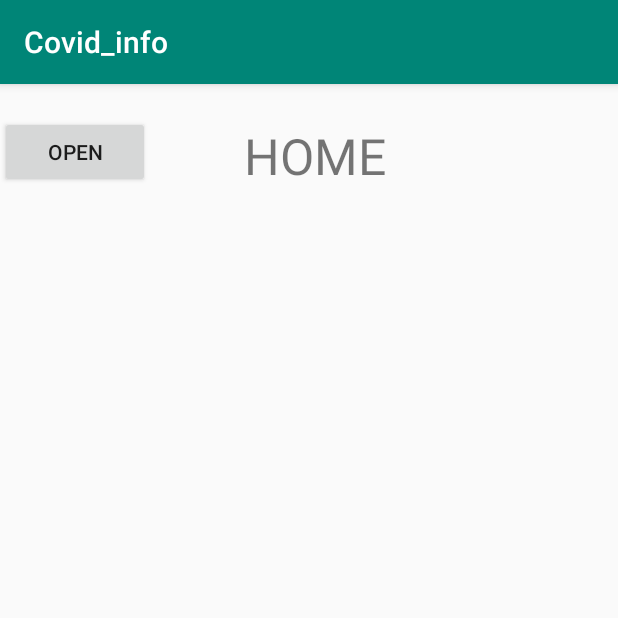
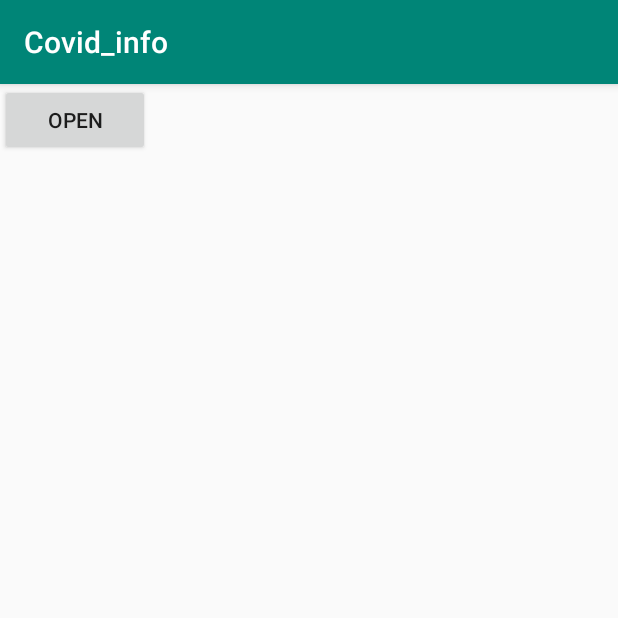
Before and after one commit to blackarea/covid-19_info, an Android app: the screen it shows after launch (MainActivity), on a phone screen of 412 x 824 dp, the top half of it. Run offline under Robolectric (Android 15) with nearby library versions, the phone set to English and light mode, and no system bars.

Commit message:
Revert "no message"
This reverts commit 427a58b3de28d51c38993a0775a3853fbbb95162.

```diff
--- a/app/src/main/java/com/example/covid_info/MainActivity.java
+++ b/app/src/main/java/com/example/covid_info/MainActivity.java
@@ -5,7 +5,6 @@ import android.os.Bundle;
 import android.view.MotionEvent;
 import android.view.View;
 import android.widget.Button;
-import android.widget.Toast;
 
 import androidx.annotation.NonNull;
 import androidx.appcompat.app.AppCompatActivity;
@@ -13,9 +12,9 @@ import androidx.drawerlayout.widget.DrawerLayout;
 
 public class MainActivity extends AppCompatActivity {
 
-    Button btn_map,btn_situation,btn_info,btn_med,btn_foreign,btn_notice;   //버튼 변수 설정
-    DrawerLayout drawerLayout;  //DrawerLayout 변수설정
-    View drawerView;    //drawerView 변수 설정
+    private Button btn_map,btn_situation,btn_info,btn_med,btn_foreign,btn_notice;   //버튼 변수 설정
+    private DrawerLayout drawerLayout;  //DrawerLayout 변수설정
+    private View drawerView;    //drawerView 변수 설정
     @Override
     protected void onCreate(Bundle savedInstanceState) {
         super.onCreate(savedInstanceState);
@@ -40,58 +39,46 @@ public class MainActivity extends AppCompatActivity {
             }
         });//btn_close id가 있는 버튼을 입력했을떄 일어나는 일 설정
 
-        btn_map=(Button)findViewById(R.id.btn_map);
+        btn_map=findViewById(R.id.btn_map);
         btn_map.setOnClickListener(new View.OnClickListener() {
             @Override
             public void onClick(View v) {
-                Toast.makeText(getApplicationContext(),"moved successful",Toast.LENGTH_SHORT).show();
                 Intent intent = new Intent(MainActivity.this,MapActivity.class);
-                startActivity(intent);
             }
         });//btn_map id가 있는 버튼 입력시 MapActivity로 이동
         btn_situation=findViewById(R.id.btn_situation);
         btn_situation.setOnClickListener(new View.OnClickListener() {
             @Override
             public void onClick(View v) {
-                Toast.makeText(getApplicationContext(),"moved successful",Toast.LENGTH_SHORT).show();
                 Intent intent = new Intent(MainActivity.this,SituationActivity.class);
-                startActivity(intent);
             }
         });//btn_situation id가 있는 버튼 입력시 SituationActivity로 이동
         btn_info=findViewById(R.id.btn_info);
         btn_info.setOnClickListener(new View.OnClickListener() {
             @Override
             public void onClick(View v) {
-                Toast.makeText(getApplicationContext(),"moved successful",Toast.LENGTH_SHORT).show();
                 Intent intent = new Intent(MainActivity.this,InfoActivity.class);
-                startActivity(intent);
             }
         });//btn_info id가 있는 버튼 입력시 InfoActivity로 이동
         btn_med=findViewById(R.id.btn_med);
         btn_med.setOnClickListener(new View.OnClickListener() {
             @Override
             public void onClick(View v) {
-                Toast.makeText(getApplicationContext(),"moved successful",Toast.LENGTH_SHORT).show();
                 Intent intent = new Intent(MainActivity.this,MedActivity.class);
-                startActivity(intent);
             }
         });//btn_med id가 있는 버튼 입력시 MedActivity로 이동
         btn_foreign=findViewById(R.id.btn_foreign);
         btn_foreign.setOnClickListener(new View.OnClickListener() {
             @Override
             public void onClick(View v) {
-                Toast.makeText(getApplicationContext(),"moved successful",Toast.LENGTH_SHORT).show();
                 Intent intent = new Intent(MainActivity.this,ForeignActivity.class);
-                startActivity(intent);
             }
         });//btn_foreign id가 있는 버튼 입력시 ForeignActivity로 이동
         btn_notice=findViewById(R.id.btn_notice);
         btn_notice.setOnClickListener(new View.OnClickListener() {
             @Override
             public void onClick(View v) {
-                Toast.makeText(getApplicationContext(),"moved successful",Toast.LENGTH_SHORT).show();
                 Intent intent = new Intent(MainActivity.this,NoticeActivity.class);
-                startActivity(intent);
             }
         });//btn_notice id가 있는 버튼 입력시 NoticeActivity로 이동
 
--- a/app/src/main/res/layout/activity_main.xml
+++ b/app/src/main/res/layout/activity_main.xml
@@ -16,13 +16,6 @@
             android:layout_width="100dp"
             android:layout_height="wrap_content"
             android:text="open"/>
-        <TextView
-            android:layout_width="200dp"
-            android:layout_height="75dp"
-            android:text="HOME"
-            android:layout_margin="10dp"
-            android:textSize="15pt"
-            android:gravity="center"/>
         <!--네비게이션 메뉴를 열기 위한 버튼 설정-->
 
     </LinearLayout>
```
Also changed, not shown: app/src/main/AndroidManifest.xml (+0 -11 lines), app/src/main/java/com/example/covid_info/ForeignActivity.java (+1 -14 lines), app/src/main/java/com/example/covid_info/InfoActivity.java (+1 -14 lines), app/src/main/java/com/example/covid_info/MapActivity.java (+0 -16 lines), app/src/main/java/com/example/covid_info/MedActivity.java (+1 -17 lines), app/src/main/java/com/example/covid_info/NoticeActivity.java (+1 -14 lines), app/src/main/java/com/example/covid_info/SituationActivity.java (+1 -15 lines), app/src/main/res/layout/activity_foreign.xml (+1 -9 lines), app/src/main/res/layout/activity_info.xml (+1 -8 lines), app/src/main/res/layout/activity_map.xml (+1 -8 lines), app/src/main/res/layout/activity_med.xml (+1 -8 lines), app/src/main/res/layout/activity_notice.xml (+1 -8 lines), app/src/main/res/layout/activity_situation.xml (+1 -8 lines).
